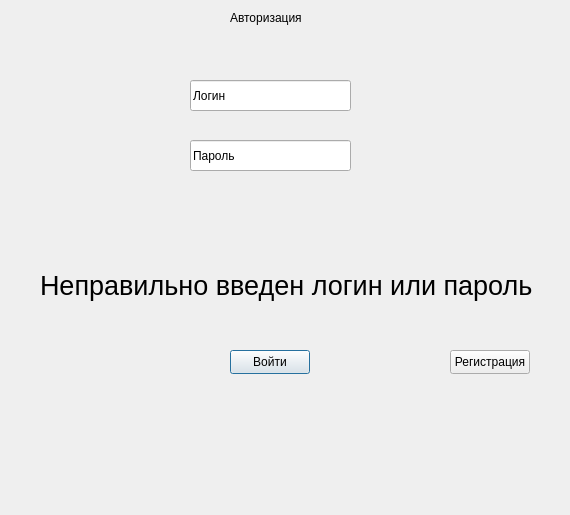
The window that autorization.ui (artik0811/ud_kursach) describes before a commit, drawn with Qt 5.
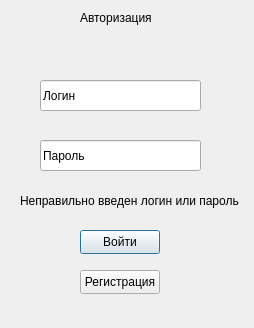
The same window after the commit.

What changed in the file:
```diff
--- a/autorization.ui
+++ b/autorization.ui
@@ -6,8 +6,8 @@
    <rect>
     <x>0</x>
     <y>0</y>
-    <width>570</width>
-    <height>515</height>
+    <width>254</width>
+    <height>328</height>
    </rect>
   </property>
   <property name="windowTitle">
@@ -16,8 +16,8 @@
   <widget class="QPushButton" name="pushButton">
    <property name="geometry">
     <rect>
-     <x>230</x>
-     <y>350</y>
+     <x>80</x>
+     <y>230</y>
      <width>80</width>
      <height>24</height>
     </rect>
@@ -29,7 +29,7 @@
   <widget class="QLabel" name="label">
    <property name="geometry">
     <rect>
-     <x>230</x>
+     <x>80</x>
      <y>10</y>
      <width>71</width>
      <height>16</height>
@@ -42,7 +42,7 @@
   <widget class="QLineEdit" name="lineEdit">
    <property name="geometry">
     <rect>
-     <x>190</x>
+     <x>40</x>
      <y>80</y>
      <width>161</width>
      <height>31</height>
@@ -55,7 +55,7 @@
   <widget class="QLineEdit" name="lineEdit_2">
    <property name="geometry">
     <rect>
-     <x>190</x>
+     <x>40</x>
      <y>140</y>
      <width>161</width>
      <height>31</height>
@@ -71,17 +71,12 @@
    </property>
    <property name="geometry">
     <rect>
-     <x>40</x>
-     <y>260</y>
-     <width>511</width>
-     <height>51</height>
+     <x>20</x>
+     <y>190</y>
+     <width>231</width>
+     <height>21</height>
     </rect>
    </property>
-   <property name="font">
-    <font>
-     <pointsize>20</pointsize>
-    </font>
-   </property>
    <property name="text">
     <string>Неправильно введен логин или пароль</string>
    </property>
@@ -89,8 +84,8 @@
   <widget class="QPushButton" name="pushButton_2">
    <property name="geometry">
     <rect>
-     <x>450</x>
-     <y>350</y>
+     <x>80</x>
+     <y>270</y>
      <width>80</width>
      <height>24</height>
     </rect>
```
